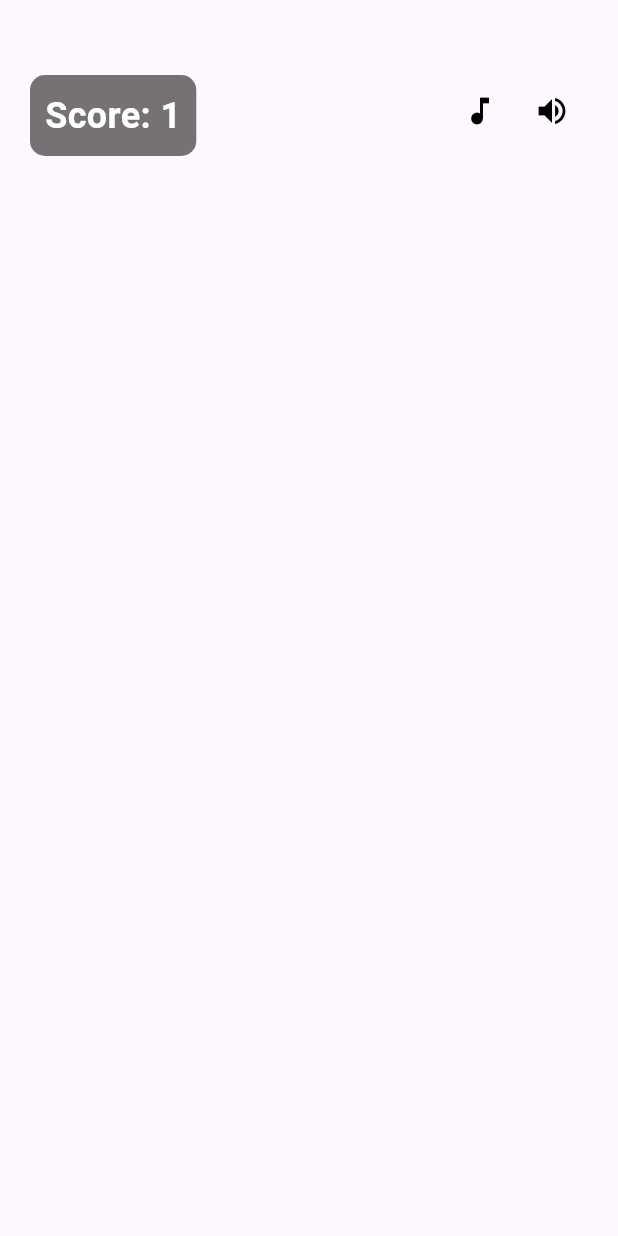
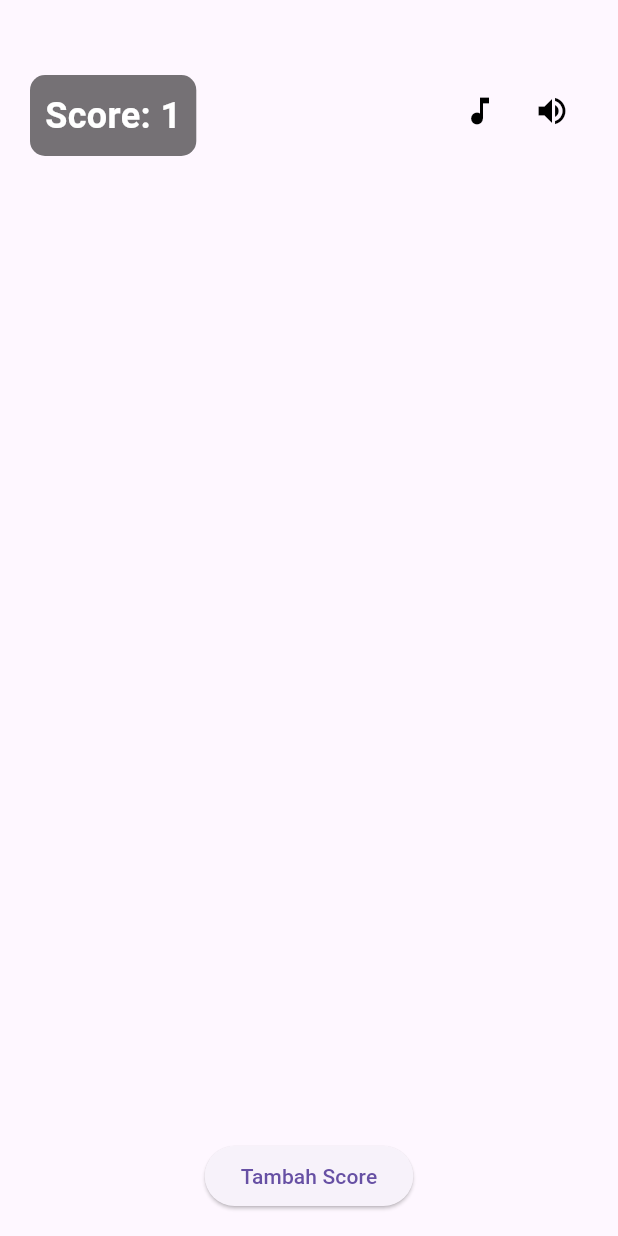
Before and after one commit to Watanabeharuto5/MiniGame_week1, a Flutter app: the screen it shows after launch, on a phone screen of 412 x 824 dp. Run offline on Flutter 3.47's test engine with Material 3 defaults, Android fonts, the light colour scheme and no system bars.

Commit message:
menambahkan elevatedButton

```diff
--- a/lib/main.dart
+++ b/lib/main.dart
@@ -28,7 +28,10 @@ class _GameScreenState extends State<GameScreen> {
   @override
   Widget build(BuildContext context) {
     return Scaffold(
-      body: Stack(
+      body: Column(
+        children: [
+          Expanded(
+            child: Stack(
               children: [
                 Positioned(
                   top: 50,
@@ -74,6 +77,18 @@ class _GameScreenState extends State<GameScreen> {
                 ),
               ],
             ),
+          ),
+          Padding(
+            padding: const EdgeInsets.all(16),
+            child: ElevatedButton(
+              onPressed: () {
+                counter.value++;
+              },
+              child: const Text("Tambah Score"),
+              ),
+              ),
+        ],
+      ),
     );
   }
 }
```
Lines whose indentation alone changed are shown as unchanged.
